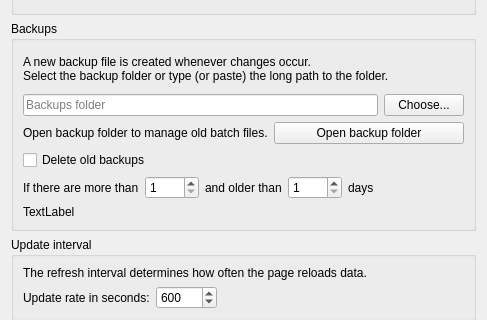
MarioUnoDueTreQuattro/KillManagerQt, file dialog.ui: the form before one commit; both pictures show x 0 to 487 and y 236 to 556 of the 487 by 709 pixel window.
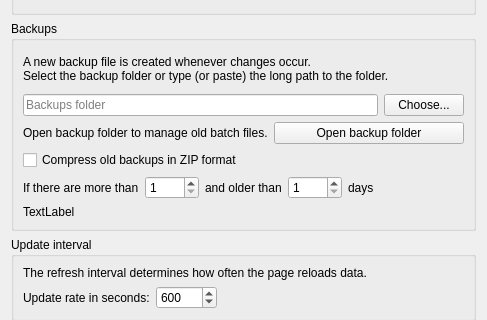
The form after the commit. Icons and pictures are not drawn.

Diff of the .ui file:
```diff
--- a/dialog.ui
+++ b/dialog.ui
@@ -234,7 +234,7 @@
       <item>
        <widget class="QCheckBox" name="checkBoxDeleteBackups">
         <property name="text">
-         <string>Delete old backups</string>
+         <string>Compress old backups in ZIP format</string>
         </property>
        </widget>
       </item>
```
